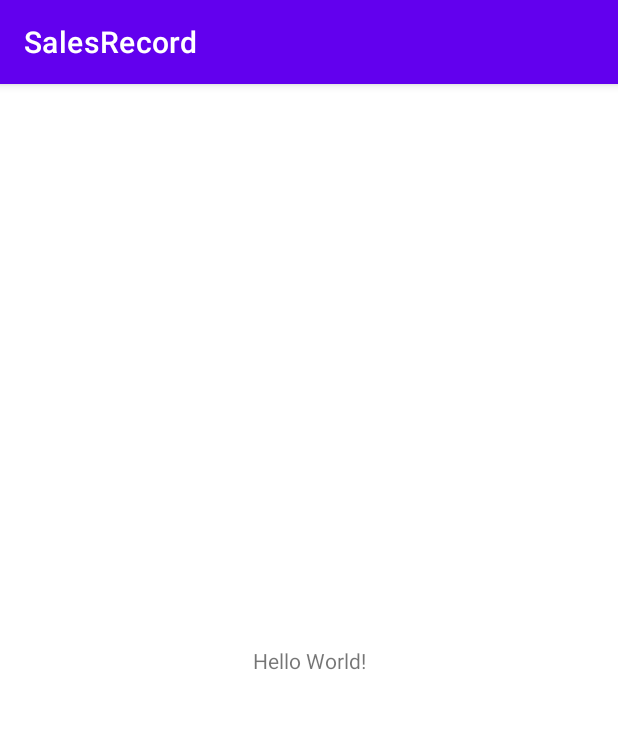
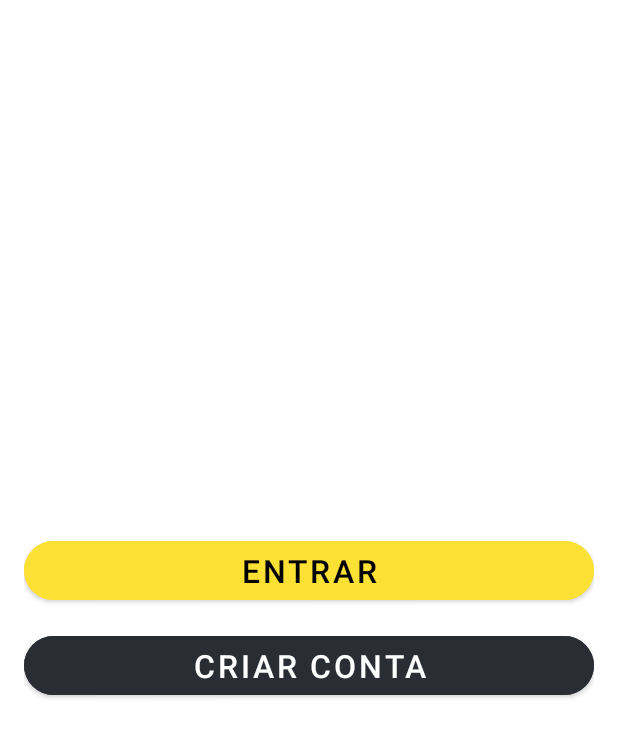
Before and after one commit to JacksonMonteiro/android_sales_app, an Android app: the screen it shows after launch (MainActivity before the commit, UserLogin after it), on a phone screen of 412 x 824 dp. Shown: the top 737 px of the screen. Run offline under Robolectric (Android 15) with nearby library versions, the phone set to English and light mode, and no system bars.

Commit message:
Splash Screen

```diff
--- a/app/src/main/AndroidManifest.xml
+++ b/app/src/main/AndroidManifest.xml
@@ -10,6 +10,9 @@
         android:supportsRtl="true"
         android:theme="@style/Theme.SalesRecord">
         <activity
+            android:name=".activities.UserLogin"
+            android:exported="false" />
+        <activity
             android:name=".MainActivity"
             android:exported="true">
             <intent-filter>
--- a/app/src/main/java/com/example/salesrecord/MainActivity.java
+++ b/app/src/main/java/com/example/salesrecord/MainActivity.java
@@ -2,13 +2,28 @@ package com.example.salesrecord;
 
 import androidx.appcompat.app.AppCompatActivity;
 
+import android.content.Intent;
 import android.os.Bundle;
+import android.os.Handler;
+
+import com.example.salesrecord.activities.UserLogin;
 
 public class MainActivity extends AppCompatActivity {
+    // Splash Screen Timeout
+    private static final int SPLASH_SCREEN_TIMEOUT = 3000;
 
     @Override
     protected void onCreate(Bundle savedInstanceState) {
         super.onCreate(savedInstanceState);
         setContentView(R.layout.activity_main);
+
+        new Handler().postDelayed(new Runnable() {
+            @Override
+            public void run() {
+                Intent startIntent = new Intent(MainActivity.this, UserLogin.class);
+                startActivity(startIntent);
+                finish();
+            }
+        }, SPLASH_SCREEN_TIMEOUT);
     }
 }
--- /dev/null
+++ b/app/src/main/java/com/example/salesrecord/activities/UserLogin.java
@@ -0,0 +1,15 @@
+package com.example.salesrecord.activities;
+
+import androidx.appcompat.app.AppCompatActivity;
+
+import android.os.Bundle;
+import com.example.salesrecord.R;
+
+public class UserLogin extends AppCompatActivity {
+
+    @Override
+    protected void onCreate(Bundle savedInstanceState) {
+        super.onCreate(savedInstanceState);
+        setContentView(R.layout.activity_user_login);
+    }
+}
--- /dev/null
+++ b/app/src/main/res/drawable/login_button.xml
@@ -0,0 +1,5 @@
+<shape xmlns:android="http://schemas.android.com/apk/res/android"
+    android:shape="rectangle">
+    <solid android:color="@color/primaryColor" />
+    <corners android:radius="24dp" />
+</shape>
--- /dev/null
+++ b/app/src/main/res/drawable/register_button.xml
@@ -0,0 +1,5 @@
+<shape xmlns:android="http://schemas.android.com/apk/res/android"
+    android:shape="rectangle">
+    <solid android:color="@color/darkGray" />
+    <corners android:radius="24dp" />
+</shape>
--- a/app/src/main/res/layout/activity_main.xml
+++ b/app/src/main/res/layout/activity_main.xml
@@ -4,15 +4,7 @@
     xmlns:tools="http://schemas.android.com/tools"
     android:layout_width="match_parent"
     android:layout_height="match_parent"
-    tools:context=".MainActivity">
-
-    <TextView
-        android:layout_width="wrap_content"
-        android:layout_height="wrap_content"
-        android:text="Hello World!"
-        app:layout_constraintBottom_toBottomOf="parent"
-        app:layout_constraintLeft_toLeftOf="parent"
-        app:layout_constraintRight_toRightOf="parent"
-        app:layout_constraintTop_toTopOf="parent" />
+    tools:context=".MainActivity"
+    android:background="@drawable/splash">
 
 </androidx.constraintlayout.widget.ConstraintLayout>
--- /dev/null
+++ b/app/src/main/res/layout/activity_user_login.xml
@@ -0,0 +1,35 @@
+<?xml version="1.0" encoding="utf-8"?>
+<LinearLayout xmlns:android="http://schemas.android.com/apk/res/android"
+    xmlns:app="http://schemas.android.com/apk/res-auto"
+    xmlns:tools="http://schemas.android.com/tools"
+    android:layout_width="match_parent"
+    android:layout_height="match_parent"
+    android:layout_margin="16dp"
+    android:gravity="center_vertical"
+    android:orientation="vertical"
+    tools:context=".activities.UserLogin">
+
+    <Button
+        android:id="@+id/login_button"
+        android:layout_width="match_parent"
+        android:layout_height="wrap_content"
+        android:backgroundTint="@color/primaryColor"
+        android:paddingTop="5dp"
+        android:paddingBottom="5dp"
+        android:text="@string/login_button"
+        android:textColor="@android:color/black"
+        android:textSize="21sp"
+        app:cornerRadius="24dp" />
+
+    <Button
+        android:id="@+id/register_button"
+        android:layout_width="match_parent"
+        android:layout_height="wrap_content"
+        android:layout_marginTop="12dp"
+        android:backgroundTint="@color/darkGray"
+        android:paddingTop="5dp"
+        android:paddingBottom="5dp"
+        android:text="@string/register_button"
+        android:textSize="21sp"
+        app:cornerRadius="24dp" />
+</LinearLayout>
--- a/app/src/main/res/values-night/themes.xml
+++ b/app/src/main/res/values-night/themes.xml
@@ -1,16 +1,11 @@
 <resources xmlns:tools="http://schemas.android.com/tools">
     <!-- Base application theme. -->
-    <style name="Theme.SalesRecord" parent="Theme.MaterialComponents.DayNight.DarkActionBar">
+    <style name="Theme.SalesRecord" parent="Theme.MaterialComponents.DayNight.NoActionBar">
         <!-- Primary brand color. -->
-        <item name="colorPrimary">@color/purple_200</item>
-        <item name="colorPrimaryVariant">@color/purple_700</item>
-        <item name="colorOnPrimary">@color/black</item>
-        <!-- Secondary brand color. -->
-        <item name="colorSecondary">@color/teal_200</item>
-        <item name="colorSecondaryVariant">@color/teal_200</item>
-        <item name="colorOnSecondary">@color/black</item>
-        <!-- Status bar color. -->
-        <item name="android:statusBarColor" tools:targetApi="l">?attr/colorPrimaryVariant</item>
+        <item name="colorPrimary">@color/primaryColor</item>
+        <item name="colorPrimaryVariant">@color/primaryColorDark</item>
+        <item name="colorAccent">@color/accentColor</item>
+
         <!-- Customize your theme here. -->
     </style>
 </resources>
--- a/app/src/main/res/values/colors.xml
+++ b/app/src/main/res/values/colors.xml
@@ -1,10 +1,10 @@
 <?xml version="1.0" encoding="utf-8"?>
 <resources>
-    <color name="purple_200">#FFBB86FC</color>
-    <color name="purple_500">#FF6200EE</color>
-    <color name="purple_700">#FF3700B3</color>
-    <color name="teal_200">#FF03DAC5</color>
-    <color name="teal_700">#FF018786</color>
-    <color name="black">#FF000000</color>
-    <color name="white">#FFFFFFFF</color>
+    <color name="primaryColor">#fbe134</color>
+    <color name="primaryColorDark">#e4b61a</color>
+    <color name="accentColor">#69a197</color>
+    <color name="appBackground">#e9eaec</color>
+    <color name="darkGray">#2a2e34</color>
+    <color name="black">#0b0c0c</color>
+    <color name="red">#a70b0b</color>
 </resources>
--- a/app/src/main/res/values/strings.xml
+++ b/app/src/main/res/values/strings.xml
@@ -1,3 +1,5 @@
 <resources>
     <string name="app_name">SalesRecord</string>
+    <string name="login_button">Entrar</string>
+    <string name="register_button">Criar Conta</string>
 </resources>
--- a/app/src/main/res/values/themes.xml
+++ b/app/src/main/res/values/themes.xml
@@ -1,16 +1,12 @@
 <resources xmlns:tools="http://schemas.android.com/tools">
     <!-- Base application theme. -->
-    <style name="Theme.SalesRecord" parent="Theme.MaterialComponents.DayNight.DarkActionBar">
+    <style name="Theme.SalesRecord" parent="Theme.MaterialComponents.DayNight.NoActionBar">
+
         <!-- Primary brand color. -->
-        <item name="colorPrimary">@color/purple_500</item>
-        <item name="colorPrimaryVariant">@color/purple_700</item>
-        <item name="colorOnPrimary">@color/white</item>
-        <!-- Secondary brand color. -->
-        <item name="colorSecondary">@color/teal_200</item>
-        <item name="colorSecondaryVariant">@color/teal_700</item>
-        <item name="colorOnSecondary">@color/black</item>
-        <!-- Status bar color. -->
-        <item name="android:statusBarColor" tools:targetApi="l">?attr/colorPrimaryVariant</item>
+        <item name="colorPrimary">@color/primaryColor</item>
+        <item name="colorPrimaryVariant">@color/primaryColorDark</item>
+        <item name="colorAccent">@color/accentColor</item>
+
         <!-- Customize your theme here. -->
     </style>
 </resources>
```
Also changed, not shown: app/src/main/java/com/example/salesrecord/model/Sale.java (added, +58 -0 lines), app/src/main/java/com/example/salesrecord/model/User.java (added, +31 -0 lines), app/src/main/res/drawable-v24/splash.jpg (added).
